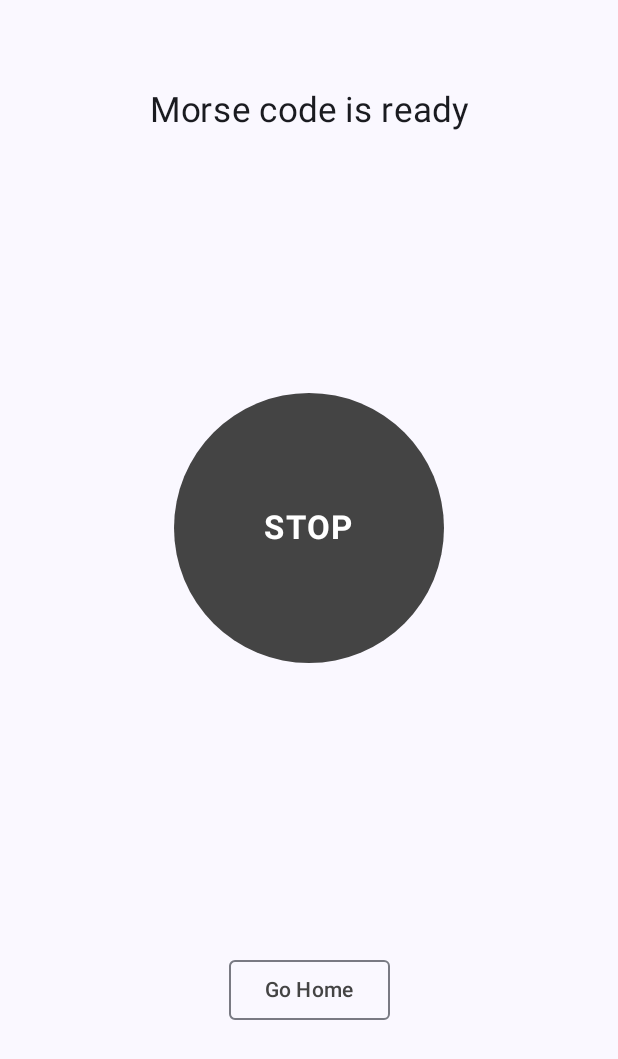
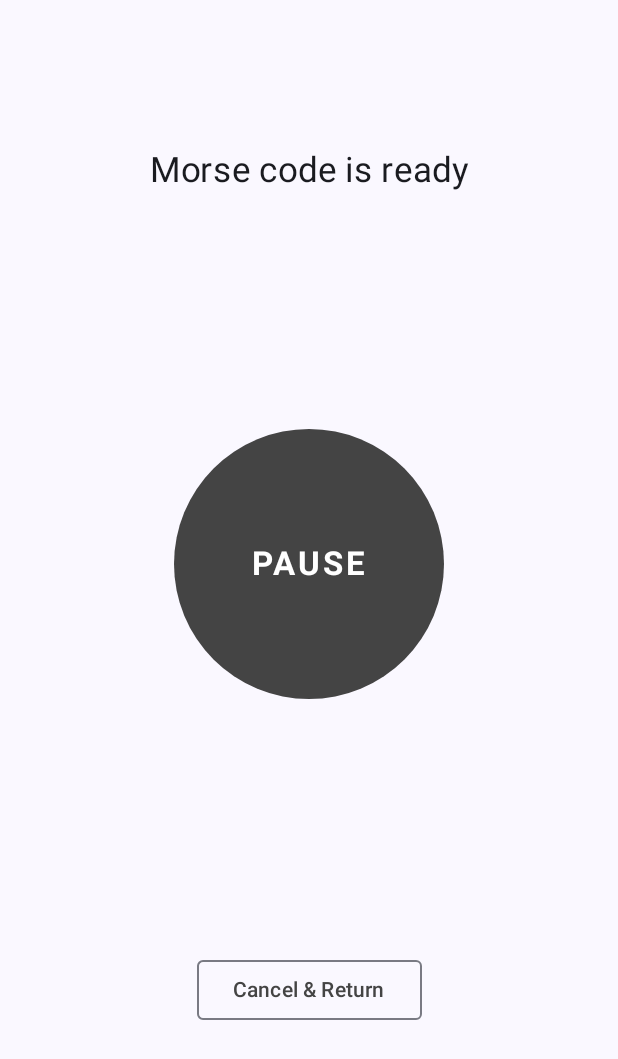
Before and after one commit to Prashant-Sgh/Morse_Link, an Android app built with Jetpack Compose: the TransmitScreen screen opened through its navigation route, on a phone screen of 412 x 824 dp. Shown: the top 1059 px of the screen. Run offline under Robolectric (Android 15) with nearby library versions, the phone set to English and light mode, and no system bars; our stand-ins replace Dagger/Hilt's generated code.

Commit message:
UI related

```diff
--- a/app/src/main/java/com/example/morse_link/presentation/components/MainScreen.kt
+++ b/app/src/main/java/com/example/morse_link/presentation/components/MainScreen.kt
@@ -87,7 +87,7 @@ fun MainScreen(
             Text(
                 "Enter your message here and press convert.",
                 textAlign = TextAlign.Center,
-                fontSize = 19.sp,
+                fontSize = 17.sp,
                 fontWeight = FontWeight.Light,
                 modifier = Modifier
                     .padding(horizontal = 46.dp)
@@ -98,28 +98,37 @@ fun MainScreen(
             ){
                 OutlinedTextField(
                     modifier = Modifier
-                        .padding(top = 20.dp)
+                        .padding(top = 40.dp)
                         .fillMaxWidth()
                         .background(color = Color.Transparent),
 
                     value = message,
                     onValueChange = { message = it},
-                    label = { Text("Message", fontWeight = FontWeight.Light) },
-                    textStyle = TextStyle(color = Color(0xFF595959), fontSize = 16.sp),
+                    label = { Text("Message", fontWeight = FontWeight.Normal) },
+                    textStyle = TextStyle(
+                        color = Color(0xFF595959),
+                        fontSize = 15.sp,
+                        letterSpacing = 1.sp,
+                        textAlign = TextAlign.Center
+                        ),
                     enabled = true,
                     colors = OutlinedTextFieldDefaults.colors(
-                        focusedBorderColor = Color(0xFF19C001),
-                        focusedLabelColor = Color(0xFF19C001),
+//                        focusedBorderColor = Color(0xFF19C001),
+//                        focusedLabelColor = Color.Black,
+                        focusedBorderColor = Color(0xFF3054FF),
+                        focusedLabelColor = Color(0xFF3054FF),
                         unfocusedBorderColor = Color(0xFF3054FF),
                         unfocusedLabelColor = Color(0xFF3054FF),
-                        cursorColor = Color(0xFF19C001),
+                        cursorColor = Color(0xFF3054FF),
                     ),
                     singleLine = false,
                     maxLines = 22,
                 )
 
                 Row(
-                    modifier = Modifier.fillMaxWidth(),
+                    modifier = Modifier
+                        .fillMaxWidth()
+                        .padding(top = 2.dp, start = 6.dp, end = 6.dp),
                     horizontalArrangement = Arrangement.SpaceBetween,
                     verticalAlignment = Alignment.CenterVertically
                 ) {
@@ -165,7 +174,7 @@ fun MainScreen(
                         end = 46.dp,
                         bottom = 50.dp
                     ),
-                colors = ButtonDefaults.buttonColors(Color.DarkGray)
+                colors = ButtonDefaults.buttonColors(Color(0xFF3054FF))
                 ) {
                 Text("Convert")
             }
--- a/app/src/main/java/com/example/morse_link/presentation/components/TransmitScreen.kt
+++ b/app/src/main/java/com/example/morse_link/presentation/components/TransmitScreen.kt
@@ -46,28 +46,10 @@ fun TransmitScreen(navController: NavHostController) {
                 fontSize = 23.sp,
                 fontWeight = FontWeight.Normal,
                 modifier = Modifier
-                    .padding(start = 46.dp, end = 46.dp, top = 60.dp, bottom = 40.dp)
+                    .padding(start = 46.dp, end = 46.dp, top = 100.dp, bottom = 40.dp)
             )
 
             Spacer(Modifier.weight(0.35f))
-
-//            Box(
-//                modifier = Modifier
-//                    .background(color = Color.Gray,
-//                        shape = RoundedCornerShape(200.dp)
-//                    )
-//                    .size(280.dp),
-//                contentAlignment = Alignment.Center
-//            ) {
-//                Box(
-//                    modifier = Modifier
-//                        .background(color = Color.DarkGray, shape = RoundedCornerShape(100.dp))
-//                        .size(180.dp),
-//                    contentAlignment = Alignment.Center
-//                ) {
-//                    Text("STOP", fontSize = 22.sp, fontWeight = FontWeight.Bold, color = Color.White, letterSpacing = 1.sp)
-//                }
-//            }
 
             Box(
                 modifier = Modifier
@@ -87,11 +69,11 @@ fun TransmitScreen(navController: NavHostController) {
                 contentAlignment = Alignment.Center
             ) {
                 Text(
-                    text = if (isTransmitting) "STOP" else "Resume",
+                    text = if (isTransmitting) "PAUSE" else "RESUME",
                     fontSize = 22.sp,
                     fontWeight = FontWeight.Bold,
                     color = Color.White,
-                    letterSpacing = 1.sp
+                    letterSpacing = 2.sp
                 )
             }
 
@@ -106,7 +88,7 @@ fun TransmitScreen(navController: NavHostController) {
                 modifier = Modifier.padding(bottom = 140.dp)
                 ) {
                 Text(
-                    "Go Home",
+                    "Cancel & Return",
                     color = Color.DarkGray
                 )
             }
```
Also changed, not shown: app/src/main/java/com/example/morse_link/data/hardware/ToneGenerator.kt (+9 -8 lines), app/src/main/java/com/example/morse_link/presentation/components/ProcessingOverlay.kt (+1 -6 lines), app/src/main/java/com/example/morse_link/presentation/components/ResultScreen.kt (+27 -15 lines).
